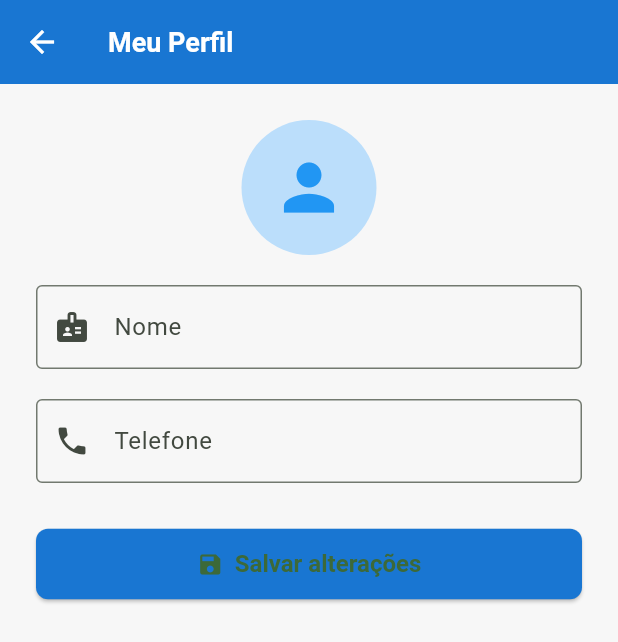
After one commit to danyllo-aniceto/zero-desperdicio, a Flutter app: the UserProfileScreen screen opened directly, on a phone screen of 412 x 824 dp. The commit adds this screen. Shown: the top 642 px of the screen. Run offline on Flutter 3.47's test engine with Material 3 defaults, Android fonts, the phone set to English and light mode, and no system bars; our stand-ins replace flutter_riverpod; missing offline and left inert: dart:html; accounts and stored records are empty; network calls fail.

Commit message:
feat: edita user

```diff
--- a/lib/src/models/user.dart
+++ b/lib/src/models/user.dart
@@ -1,17 +1,59 @@
+// lib/src/models/user.dart
 enum UserType { normal, ong }
 
 class User {
   final String id;
   final String name;
   final String email;
-  final String password; // só para demo; nunca faça isso em produção
+  final String password;
   final UserType type;
+  final String phone; // <-- novo campo opcional
 
-  User({
+  const User({
     required this.id,
     required this.name,
     required this.email,
     required this.password,
     required this.type,
+    this.phone = '',
   });
+
+  /// Cria uma cópia com campos alterados (usado no perfil)
+  User copyWith({
+    String? id,
+    String? name,
+    String? email,
+    String? password,
+    UserType? type,
+    String? phone,
+  }) {
+    return User(
+      id: id ?? this.id,
+      name: name ?? this.name,
+      email: email ?? this.email,
+      password: password ?? this.password,
+      type: type ?? this.type,
+      phone: phone ?? this.phone,
+    );
+  }
+
+  Map<String, dynamic> toJson() => {
+        'id': id,
+        'name': name,
+        'email': email,
+        'password': password,
+        'type': type.name,
+        'phone': phone,
+      };
+
+  factory User.fromJson(Map<String, dynamic> json) {
+    return User(
+      id: json['id'] ?? '',
+      name: json['name'] ?? '',
+      email: json['email'] ?? '',
+      password: json['password'] ?? '',
+      type: (json['type'] == 'ong') ? UserType.ong : UserType.normal,
+      phone: json['phone'] ?? '',
+    );
+  }
 }
--- /dev/null
+++ b/lib/src/screens/user/user_profile_screen.dart
@@ -0,0 +1,108 @@
+import 'package:flutter/material.dart';
+import 'package:zero_desperdicio/src/services/auth_service.dart';
+import 'package:zero_desperdicio/src/models/user.dart';
+
+class UserProfileScreen extends StatefulWidget {
+  const UserProfileScreen({super.key});
+
+  @override
+  State<UserProfileScreen> createState() => _UserProfileScreenState();
+}
+
+class _UserProfileScreenState extends State<UserProfileScreen> {
+  late TextEditingController _nameController;
+  late TextEditingController _phoneController;
+  User? user;
+
+  @override
+  void initState() {
+    super.initState();
+    user = AuthService.instance.currentUser.value;
+    _nameController = TextEditingController(text: user?.name ?? '');
+    _phoneController = TextEditingController(text: user?.phone ?? '');
+  }
+
+  void _saveChanges() {
+    final name = _nameController.text.trim();
+    final phone = _phoneController.text.trim();
+
+    if (name.isEmpty) {
+      ScaffoldMessenger.of(context).showSnackBar(
+        const SnackBar(content: Text('O nome não pode ficar vazio')),
+      );
+      return;
+    }
+
+    final updatedUser = user!.copyWith(name: name, phone: phone);
+    AuthService.instance.currentUser.value = updatedUser;
+
+    setState(() {
+      user = updatedUser; // <-- atualiza no estado local também
+    });
+
+    ScaffoldMessenger.of(context).showSnackBar(
+      const SnackBar(content: Text('Informações atualizadas com sucesso!')),
+    );
+
+    Navigator.pop(context);
+  }
+
+
+  @override
+  Widget build(BuildContext context) {
+    return Scaffold(
+      appBar: AppBar(
+        title: const Text('Meu Perfil'),
+        backgroundColor: Colors.blue.shade700,
+      ),
+      body: Padding(
+        padding: const EdgeInsets.all(24.0),
+        child: Column(
+          crossAxisAlignment: CrossAxisAlignment.start,
+          children: [
+            Center(
+              child: CircleAvatar(
+                radius: 45,
+                backgroundColor: Colors.blue.shade100,
+                child: const Icon(Icons.person, size: 50, color: Colors.blue),
+              ),
+            ),
+            const SizedBox(height: 20),
+            TextField(
+              controller: _nameController,
+              decoration: const InputDecoration(
+                labelText: 'Nome',
+                border: OutlineInputBorder(),
+                prefixIcon: Icon(Icons.badge),
+              ),
+            ),
+            const SizedBox(height: 20),
+            TextField(
+              controller: _phoneController,
+              decoration: const InputDecoration(
+                labelText: 'Telefone',
+                border: OutlineInputBorder(),
+                prefixIcon: Icon(Icons.phone),
+              ),
+              keyboardType: TextInputType.phone,
+            ),
+            const SizedBox(height: 30),
+            SizedBox(
+              width: double.infinity,
+              child: ElevatedButton.icon(
+                icon: const Icon(Icons.save),
+                label: const Text('Salvar alterações'),
+                style: ElevatedButton.styleFrom(
+                  backgroundColor: Colors.blue.shade700,
+                  padding: const EdgeInsets.symmetric(vertical: 14),
+                  textStyle: const TextStyle(fontSize: 16, fontWeight: FontWeight.bold),
+                ),
+                onPressed: _saveChanges,
+              ),
+            ),
+          ],
+        ),
+      ),
+    );
+  }
+}
```
Also changed, not shown: lib/src/screens/home/dashboard_screen.dart (+101 -16 lines).
